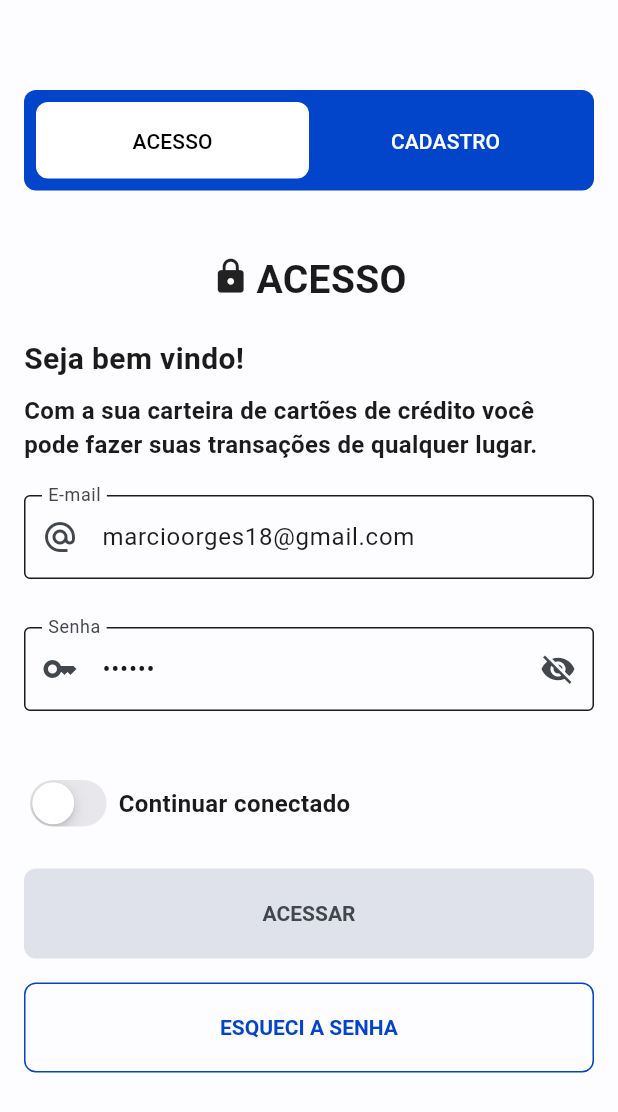
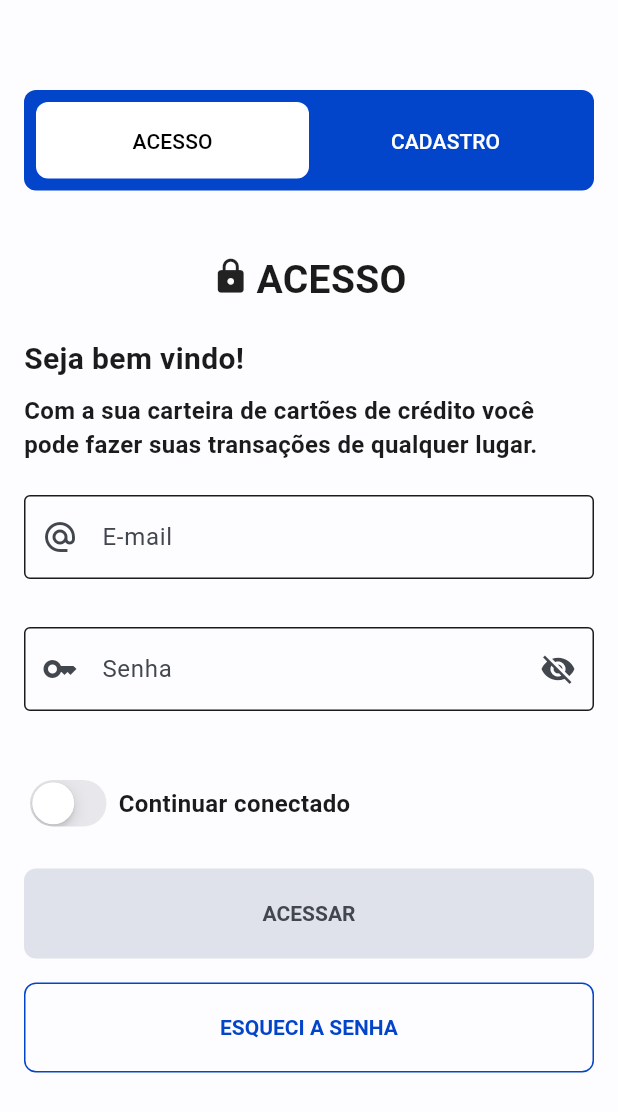
Before and after one commit to mborges18/flutter_bytebank, a Flutter app: the screen it shows after launch, on a phone screen of 412 x 824 dp. Shown: the top 1112 px of the screen. Run offline on Flutter 3.47's test engine with Material 3 defaults, Android fonts, the phone set to English and light mode, and no system bars; our stand-ins replace bloc, device_preview, flip_card, flutter_bloc, flutter_modular, flutter_svg and 1 more; missing offline and left inert: pretty_http_logger.

Commit message:
refactory update card

```diff
--- a/lib/src/authenticator/signin/ui/signin_screen.dart
+++ b/lib/src/authenticator/signin/ui/signin_screen.dart
@@ -118,7 +118,7 @@ class _SignInScreenState extends State<SignInScreen> {
                       return InputText(
                         textLabel: labelEmail,
                         textHint: hintEmail,
-                        value: _email.isEmpty ? _email = "marcioorges18@gmail.com" : _email,
+                        value: _email,
                         inputType: TextInputType.emailAddress,
                         iconStart: Icons.alternate_email,
                         onValidatorListener: () {
@@ -142,7 +142,7 @@ class _SignInScreenState extends State<SignInScreen> {
                       return InputText(
                         textLabel: labelPassword,
                         textHint: hintPassword,
-                        value: _password.isEmpty ? _password = "123456": _password,
+                        value: _password,
                         iconStart: Icons.key,
                         isToggleSecret: true,
                         maxLength: 12,
```
